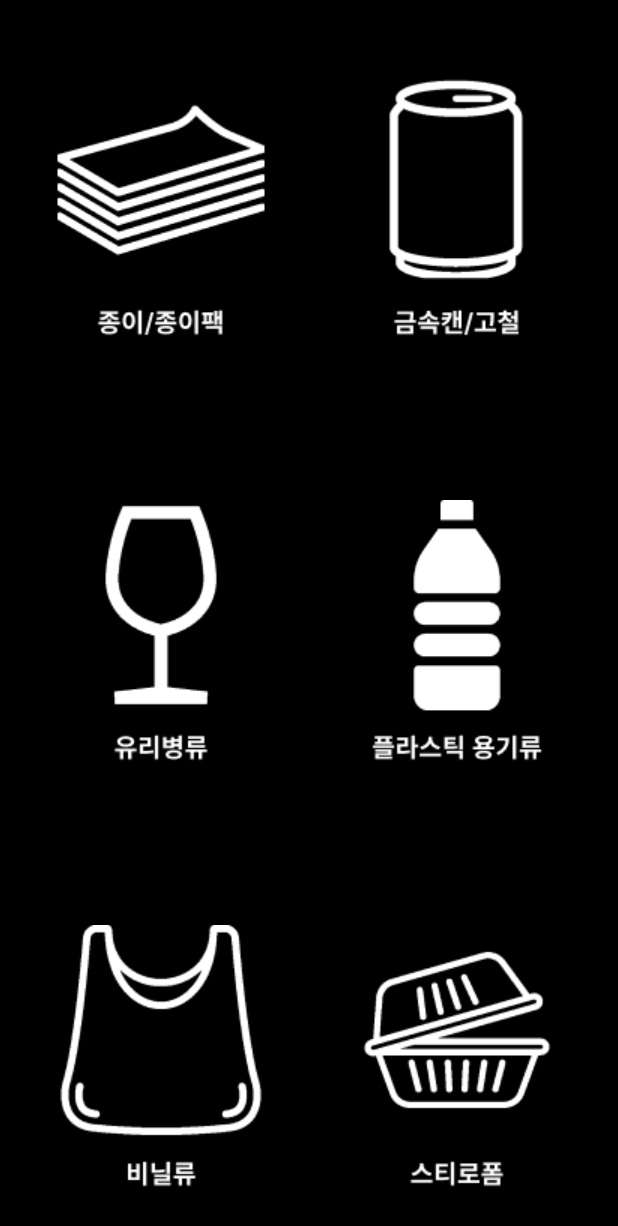
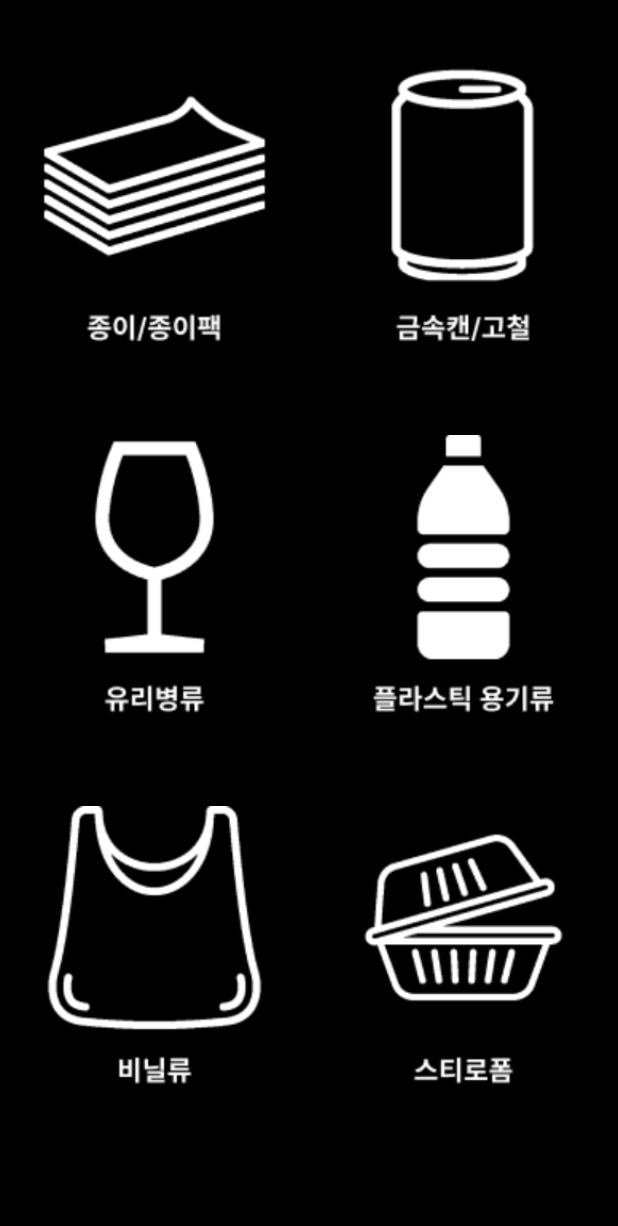
Before and after one commit to JulGoo/RecycleHelper, an Android app: the RecycleGuideActivity screen opened directly, with no data from a screen before it, on a phone screen of 412 x 824 dp. Shown: the top 1226 px of the screen. Run offline under Robolectric (Android 15) with nearby library versions, the phone set to English and light mode, and no system bars.

Commit message:
1-7 completed

```diff
--- a/app/src/main/res/layout/activity_recycle_guide.xml
+++ b/app/src/main/res/layout/activity_recycle_guide.xml
@@ -9,69 +9,100 @@
     tools:context=".recycleGuide.RecycleGuideActivity">
 
     <ImageButton
-        android:id="@+id/btn_paper_guide"
-        android:layout_width="wrap_content"
-        android:layout_height="wrap_content"
+        android:id="@+id/black"
+        android:layout_width="0dp"
+        android:layout_height="0dp"
+        app:layout_constraintWidth_percent="1"
+        app:layout_constraintHeight_percent="0.04"
         android:backgroundTint="@color/black"
-        android:layout_marginTop="40sp"
-        android:layout_marginStart="25sp"
         app:layout_constraintStart_toStartOf="parent"
         app:layout_constraintTop_toTopOf="parent"
-        app:srcCompat="@drawable/btn_paper_guide" />
+        app:srcCompat="@color/black"
+        android:scaleType="fitCenter"
+        android:adjustViewBounds="true" />
+
+    <ImageButton
+        android:id="@+id/btn_paper_guide"
+        android:layout_width="0dp"
+        android:layout_height="0dp"
+        app:layout_constraintWidth_percent="0.5"
+        app:layout_constraintHeight_percent="0.3"
+        android:backgroundTint="@color/black"
+        android:padding="10dp"
+        app:layout_constraintStart_toStartOf="parent"
+        app:layout_constraintTop_toBottomOf="@+id/black"
+        app:srcCompat="@drawable/btn_paper_guide"
+        android:scaleType="fitCenter"
+        android:adjustViewBounds="true" />
 
     <ImageButton
         android:id="@+id/btn_can_guide"
-        android:layout_width="wrap_content"
-        android:layout_height="wrap_content"
+        android:layout_width="0dp"
+        android:layout_height="0dp"
+        app:layout_constraintWidth_percent="0.5"
+        app:layout_constraintHeight_percent="0.3"
         android:backgroundTint="@color/black"
-        android:layout_marginTop="40sp"
-        android:layout_marginEnd="25sp"
+        android:padding="10dp"
         app:layout_constraintEnd_toEndOf="parent"
-        app:layout_constraintTop_toTopOf="parent"
-        app:srcCompat="@drawable/btn_can_guide" />
+        app:layout_constraintTop_toBottomOf="@+id/black"
+        app:srcCompat="@drawable/btn_can_guide"
+        android:scaleType="fitCenter"
+        android:adjustViewBounds="true" />
 
     <ImageButton
         android:id="@+id/btn_glass_guide"
-        android:layout_width="wrap_content"
-        android:layout_height="wrap_content"
+        android:layout_width="0dp"
+        android:layout_height="0dp"
+        app:layout_constraintWidth_percent="0.5"
+        app:layout_constraintHeight_percent="0.3"
         android:backgroundTint="@color/black"
-        android:layout_marginTop="50sp"
-        android:layout_marginStart="25sp"
+        android:padding="10dp"
         app:layout_constraintStart_toStartOf="parent"
         app:layout_constraintTop_toBottomOf="@+id/btn_paper_guide"
-        app:srcCompat="@drawable/btn_glass_guide" />
+        app:srcCompat="@drawable/btn_glass_guide"
+        android:scaleType="fitCenter"
+        android:adjustViewBounds="true" />
 
     <ImageButton
         android:id="@+id/btn_plastic_guide"
-        android:layout_width="wrap_content"
-        android:layout_height="wrap_content"
+        android:layout_width="0dp"
+        android:layout_height="0dp"
+        app:layout_constraintWidth_percent="0.5"
+        app:layout_constraintHeight_percent="0.3"
         android:backgroundTint="@color/black"
-        android:layout_marginTop="50sp"
-        android:layout_marginEnd="25sp"
+        android:padding="10dp"
         app:layout_constraintEnd_toEndOf="parent"
         app:layout_constraintTop_toBottomOf="@+id/btn_can_guide"
-        app:srcCompat="@drawable/btn_plastic_guide" />
+        app:srcCompat="@drawable/btn_plastic_guide"
+        android:scaleType="fitCenter"
+        android:adjustViewBounds="true" />
 
     <ImageButton
         android:id="@+id/btn_vinyl_guide"
-        android:layout_width="wrap_content"
-        android:layout_height="wrap_content"
+        android:layout_width="0dp"
+        android:layout_height="0dp"
+        app:layout_constraintWidth_percent="0.5"
+        app:layout_constraintHeight_percent="0.3"
         android:backgroundTint="@color/black"
-        android:layout_marginTop="50sp"
-        android:layout_marginStart="25sp"
+        android:padding="10dp"
         app:layout_constraintStart_toStartOf="parent"
         app:layout_constraintTop_toBottomOf="@+id/btn_glass_guide"
-        app:srcCompat="@drawable/btn_vinyl_guide" />
+        app:srcCompat="@drawable/btn_vinyl_guide"
+        android:scaleType="fitCenter"
+        android:adjustViewBounds="true" />
 
     <ImageButton
         android:id="@+id/btn_styrofoam_guide"
-        android:layout_width="wrap_content"
-        android:layout_height="wrap_content"
+        android:layout_width="0dp"
+        android:layout_height="0dp"
+        app:layout_constraintWidth_percent="0.5"
+        app:layout_constraintHeight_percent="0.3"
         android:backgroundTint="@color/black"
-        android:layout_marginTop="50sp"
-        android:layout_marginEnd="25sp"
+        android:padding="10dp"
         app:layout_constraintEnd_toEndOf="parent"
         app:layout_constraintTop_toBottomOf="@+id/btn_plastic_guide"
-        app:srcCompat="@drawable/btn_styrofoam_guide" />
+        app:srcCompat="@drawable/btn_styrofoam_guide"
+        android:scaleType="fitCenter"
+        android:adjustViewBounds="true" />
 
 </androidx.constraintlayout.widget.ConstraintLayout>
```
Also changed, not shown: app/src/main/res/layout/activity_community.xml (+35 -12 lines), app/src/main/res/layout/activity_community_write.xml (+40 -19 lines), app/src/main/res/layout/activity_main.xml (+60 -28 lines), app/src/main/res/layout/activity_notice.xml (+0 -18 lines), app/src/main/res/layout/activity_notice_detail.xml (+14 -19 lines), app/src/main/res/drawable/btn_plus.png (added), app/src/main/res/drawable/btn_recycling_guide.png.
